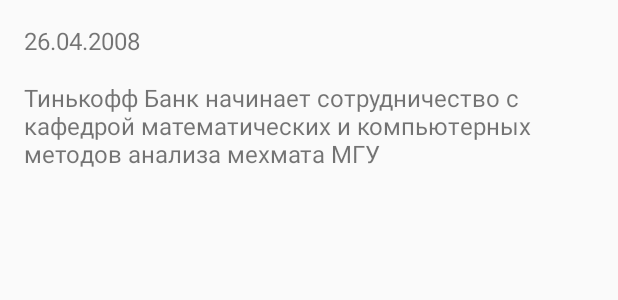
After one commit to karapetiandav/tinkoff-intership-test, an Android app: the layout fragment_news_details.xml on its own in the app's theme, with its tools: preview values and no code run, on a phone screen of 412 x 824 dp. The commit adds this screen. Shown: the top 300 px of the screen. Run offline under Robolectric (Android 15) with nearby library versions, the phone set to English and light mode, and no system bars.

Commit message:
Navigation to details fragment

```diff
--- a/app/build.gradle
+++ b/app/build.gradle
@@ -49,4 +49,5 @@ dependencies {
 
     implementation 'com.google.code.gson:gson:2.8.2'
 
+    implementation 'ru.terrakok.cicerone:cicerone:5.0.0'
 }
--- a/app/src/main/java/ru/karapetiandav/tinkoffintership/DependencyInjector.kt
+++ b/app/src/main/java/ru/karapetiandav/tinkoffintership/DependencyInjector.kt
@@ -2,8 +2,12 @@ package ru.karapetiandav.tinkoffintership
 
 import ru.karapetiandav.tinkoffintership.features.news.network.NetworkService
 import ru.karapetiandav.tinkoffintership.features.news.repo.NewsRepository
+import ru.terrakok.cicerone.NavigatorHolder
+import ru.terrakok.cicerone.Router
 
 interface DependencyInjector {
     fun newsRepository(): NewsRepository
     fun networkService(): NetworkService
+    fun navigatorHolder(): NavigatorHolder
+    fun router(): Router
 }
--- a/app/src/main/java/ru/karapetiandav/tinkoffintership/features/news/contract/NewsContract.kt
+++ b/app/src/main/java/ru/karapetiandav/tinkoffintership/features/news/contract/NewsContract.kt
@@ -14,6 +14,6 @@ interface NewsContract {
     }
 
     interface View : BaseView<Presenter> {
-        fun displayNews(news: List<News>)
+        fun displayNews(news: List<News>, onClickAction: (Int) -> Unit)
     }
 }
--- a/app/src/main/java/ru/karapetiandav/tinkoffintership/features/news/ui/fragments/NewsFragment.kt
+++ b/app/src/main/java/ru/karapetiandav/tinkoffintership/features/news/ui/fragments/NewsFragment.kt
@@ -48,7 +48,7 @@ class NewsFragment : Fragment(), NewsContract.View {
             }
             is Data -> {
                 screenState.showContent()
-                displayNews(state.news)
+                displayNews(state.news, state.onClickAction)
             }
             is Error -> {
                 screenState.showStub(
@@ -58,9 +58,9 @@ class NewsFragment : Fragment(), NewsContract.View {
         }
     }
 
-    override fun displayNews(news: List<News>) {
+    override fun displayNews(news: List<News>, onClickAction: (Int) -> Unit) {
         newsList.layoutManager = LinearLayoutManager(activity)
-        newsList.adapter = NewsAdapter(news)
+        newsList.adapter = NewsAdapter(news, onClickAction)
     }
 
     override fun onDestroy() {
--- a/app/src/main/java/ru/karapetiandav/tinkoffintership/features/news/ui/state/NewsViewState.kt
+++ b/app/src/main/java/ru/karapetiandav/tinkoffintership/features/news/ui/state/NewsViewState.kt
@@ -3,6 +3,6 @@ package ru.karapetiandav.tinkoffintership.features.news.ui.state
 import ru.karapetiandav.tinkoffintership.ui.models.News
 
 sealed class NewsViewState
-data class Data(val news: List<News>) : NewsViewState()
+data class Data(val news: List<News>, val onClickAction: (Int) -> Unit) : NewsViewState()
 object Loading : NewsViewState()
 data class Error(val error: Throwable) : NewsViewState()
--- /dev/null
+++ b/app/src/main/res/layout/fragment_news_details.xml
@@ -0,0 +1,33 @@
+<?xml version="1.0" encoding="utf-8"?>
+<androidx.constraintlayout.widget.ConstraintLayout xmlns:android="http://schemas.android.com/apk/res/android"
+    xmlns:app="http://schemas.android.com/apk/res-auto"
+    xmlns:tools="http://schemas.android.com/tools"
+    android:layout_width="match_parent"
+    android:layout_height="match_parent"
+    tools:context=".features.news.ui.fragments.NewsDetailsFragment">
+
+
+    <TextView
+        android:id="@+id/news_details_publication_date"
+        android:layout_width="wrap_content"
+        android:layout_height="wrap_content"
+        android:layout_marginStart="16dp"
+        android:layout_marginTop="16dp"
+        android:textSize="16sp"
+        app:layout_constraintStart_toStartOf="parent"
+        app:layout_constraintTop_toTopOf="parent"
+        tools:text="26.04.2008" />
+
+    <TextView
+        android:id="@+id/news_details_text"
+        android:layout_width="0dp"
+        android:layout_height="wrap_content"
+        android:layout_marginStart="16dp"
+        android:layout_marginTop="16dp"
+        android:layout_marginEnd="16dp"
+        android:textSize="16sp"
+        app:layout_constraintEnd_toEndOf="parent"
+        app:layout_constraintStart_toStartOf="parent"
+        app:layout_constraintTop_toBottomOf="@+id/news_details_publication_date"
+        tools:text="@string/item_news_sample_text" />
+</androidx.constraintlayout.widget.ConstraintLayout>
```
Also changed, not shown: app/src/main/java/ru/karapetiandav/tinkoffintership/DependencyInjectorImpl.kt (+11 -6 lines), app/src/main/java/ru/karapetiandav/tinkoffintership/MainActivity.kt (+23 -4 lines), app/src/main/java/ru/karapetiandav/tinkoffintership/features/news/navigation/NewsScreens.kt (added, +20 -0 lines), app/src/main/java/ru/karapetiandav/tinkoffintership/features/news/presenters/NewsPresenter.kt (+8 -3 lines), app/src/main/java/ru/karapetiandav/tinkoffintership/features/news/ui/adapters/NewsAdapter.kt (+5 -5 lines), app/src/main/java/ru/karapetiandav/tinkoffintership/features/news/ui/fragments/NewsDetailsFragment.kt (added, +18 -0 lines).
